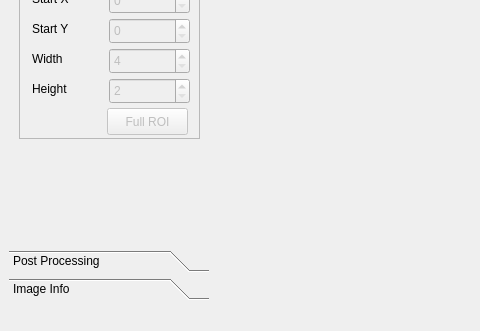
Before: the Qt Designer form windows/camera.ui in CU-PWFA/photoDAQ, drawn with Qt 5; both pictures show x 0 to 480 and y 269 to 600 of the 1005 by 600 pixel window.
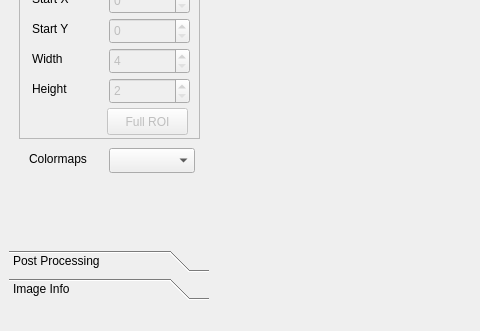
After: the same form once the commit is applied.

Commit message: Fixed cameras and added probe attenuator

```diff
--- a/windows/camera.ui
+++ b/windows/camera.ui
@@ -61,7 +61,7 @@
          <x>0</x>
          <y>0</y>
          <width>200</width>
-         <height>436</height>
+         <height>445</height>
         </rect>
        </property>
        <attribute name="label">
@@ -414,6 +414,29 @@
          </property>
         </widget>
        </widget>
+       <widget class="QComboBox" name="CmapDrop">
+        <property name="geometry">
+         <rect>
+          <x>100</x>
+          <y>380</y>
+          <width>86</width>
+          <height>25</height>
+         </rect>
+        </property>
+       </widget>
+       <widget class="QLabel" name="heightLabel_2">
+        <property name="geometry">
+         <rect>
+          <x>20</x>
+          <y>380</y>
+          <width>81</width>
+          <height>21</height>
+         </rect>
+        </property>
+        <property name="text">
+         <string>Colormaps</string>
+        </property>
+       </widget>
       </widget>
       <widget class="QWidget" name="postPage">
        <property name="geometry">
```
Left out of the diff: 6 changed lines with no effect on the pictures. The commit also changes 18 other files.
